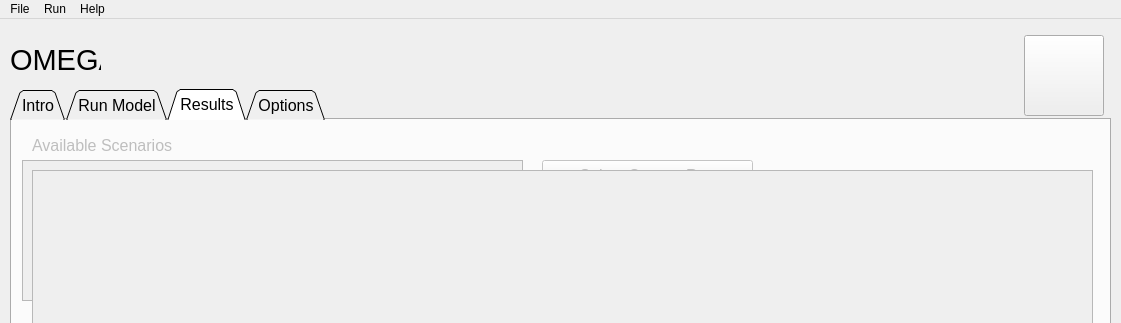
This is omega_gui/elements/omega_gui_qt.ui in USEPA/EPA_OMEGA_Model as Qt 5 draws it before an edit; both pictures show x 0 to 1121 and y 0 to 323 of the 1121 by 787 pixel window. The edited form follows.
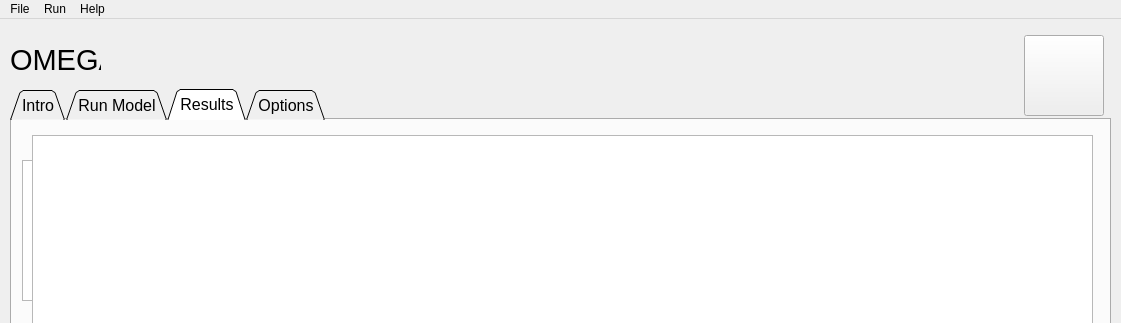
This is the edited form. The open tabs and pages were chosen to show the change.

```diff
--- a/omega_gui/elements/omega_gui_qt.ui
+++ b/omega_gui/elements/omega_gui_qt.ui
@@ -381,7 +381,7 @@
     </widget>
     <widget class="QWidget" name="results_tab">
      <property name="enabled">
-      <bool>false</bool>
+      <bool>true</bool>
      </property>
      <attribute name="title">
       <string>Results</string>
@@ -497,6 +497,9 @@
       </property>
      </widget>
      <widget class="QPushButton" name="select_plot_3">
+      <property name="enabled">
+       <bool>false</bool>
+      </property>
       <property name="geometry">
        <rect>
         <x>530</x>
@@ -519,14 +522,23 @@
       <property name="text">
        <string>Select Current Run</string>
       </property>
+      <property name="autoDefault">
+       <bool>false</bool>
+      </property>
+      <property name="flat">
+       <bool>false</bool>
+      </property>
      </widget>
      <widget class="QTextEdit" name="results_comment">
+      <property name="enabled">
+       <bool>true</bool>
+      </property>
       <property name="geometry">
        <rect>
         <x>20</x>
-        <y>50</y>
+        <y>15</y>
         <width>1061</width>
-        <height>301</height>
+        <height>336</height>
        </rect>
       </property>
       <property name="font">
```
Left out of the diff: 16 changed lines with no effect on the pictures.
